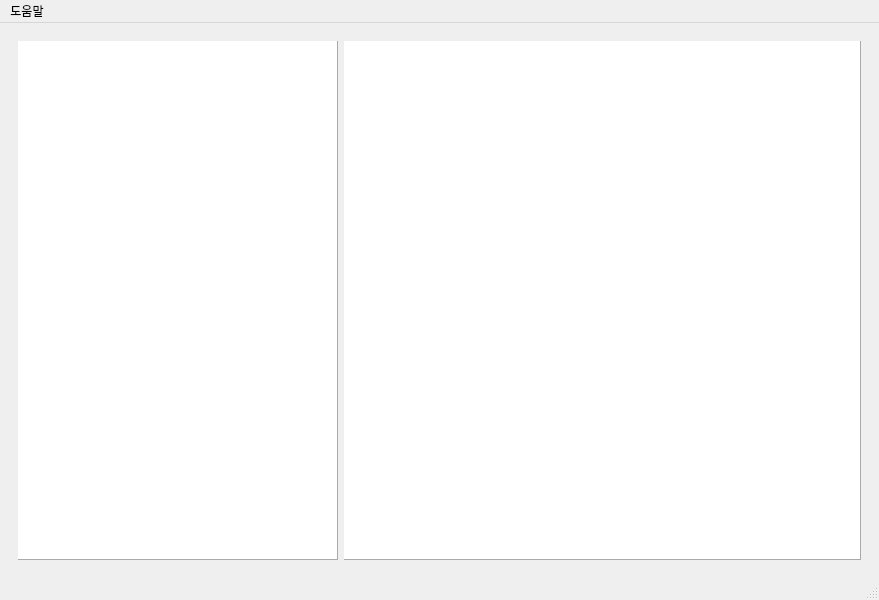
Old version of the form ImageViewerSW_0203/mainwindow.ui in the repository Jeong0809/Final_Project.
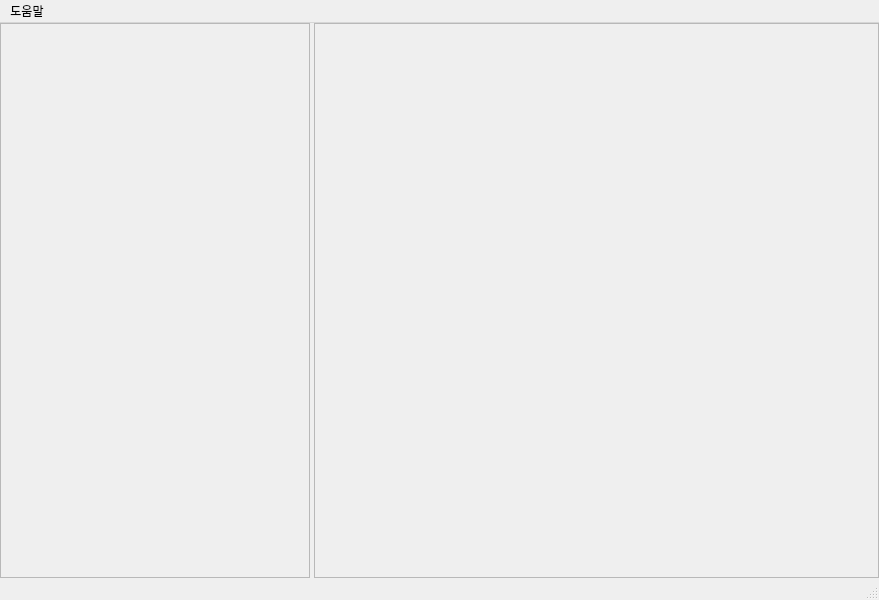
New version of the form.

Diff of the .ui file:
```diff
--- a/ImageViewerSW_0203/mainwindow.ui
+++ b/ImageViewerSW_0203/mainwindow.ui
@@ -20,8 +20,23 @@
    <string>Image Viewer</string>
   </property>
   <widget class="QWidget" name="centralwidget">
-   <layout class="QGridLayout" name="gridLayout">
-    <item row="0" column="0">
+   <layout class="QHBoxLayout" name="horizontalLayout_3">
+    <property name="spacing">
+     <number>4</number>
+    </property>
+    <property name="leftMargin">
+     <number>0</number>
+    </property>
+    <property name="topMargin">
+     <number>0</number>
+    </property>
+    <property name="rightMargin">
+     <number>0</number>
+    </property>
+    <property name="bottomMargin">
+     <number>0</number>
+    </property>
+    <item>
      <widget class="QStackedWidget" name="stackedWidget">
       <property name="frameShape">
        <enum>QFrame::NoFrame</enum>
@@ -44,37 +59,80 @@
        </layout>
       </widget>
       <widget class="QWidget" name="page_4">
-       <layout class="QGridLayout" name="gridLayout_3">
-        <item row="0" column="1">
-         <widget class="QFrame" name="frame_2">
-          <property name="styleSheet">
-           <string notr="true">background-color: rgb(255, 255, 255);</string>
-          </property>
-          <property name="frameShape">
-           <enum>QFrame::Panel</enum>
-          </property>
-          <property name="frameShadow">
-           <enum>QFrame::Raised</enum>
-          </property>
-         </widget>
-        </item>
+       <layout class="QGridLayout" name="gridLayout">
+        <property name="leftMargin">
+         <number>0</number>
+        </property>
+        <property name="topMargin">
+         <number>0</number>
+        </property>
+        <property name="rightMargin">
+         <number>0</number>
+        </property>
+        <property name="bottomMargin">
+         <number>0</number>
+        </property>
         <item row="0" column="0">
+         <widget class="QWidget" name="widget" native="true">
+          <layout class="QHBoxLayout" name="horizontalLayout_2">
+           <property name="leftMargin">
+            <number>0</number>
+           </property>
+           <property name="topMargin">
+            <number>0</number>
+           </property>
+           <property name="rightMargin">
+            <number>0</number>
+           </property>
+           <property name="bottomMargin">
+            <number>0</number>
+           </property>
+           <item>
+            <layout class="QHBoxLayout" name="horizontalLayout">
+             <property name="spacing">
+              <number>4</number>
+             </property>
+             <item>
          <widget class="QFrame" name="frame">
+               <property name="sizePolicy">
+                <sizepolicy hsizetype="Preferred" vsizetype="Preferred">
+                 <horstretch>0</horstretch>
+                 <verstretch>0</verstretch>
+                </sizepolicy>
+               </property>
+               <property name="minimumSize">
+                <size>
+                 <width>310</width>
+                 <height>0</height>
+                </size>
+               </property>
           <property name="maximumSize">
            <size>
-            <width>320</width>
+                 <width>310</width>
             <height>16777215</height>
            </size>
           </property>
-          <property name="styleSheet">
-           <string notr="true">background-color: rgb(255, 255, 255);</string>
-          </property>
+               <property name="frameShape">
+                <enum>QFrame::StyledPanel</enum>
+               </property>
+               <property name="frameShadow">
+                <enum>QFrame::Raised</enum>
+               </property>
+              </widget>
+             </item>
+             <item>
+              <widget class="QFrame" name="frame_2">
           <property name="frameShape">
-           <enum>QFrame::Panel</enum>
+                <enum>QFrame::StyledPanel</enum>
           </property>
           <property name="frameShadow">
            <enum>QFrame::Raised</enum>
           </property>
+              </widget>
+             </item>
+            </layout>
+           </item>
+          </layout>
          </widget>
         </item>
        </layout>
```
Left out of the diff: 15 changed lines with no effect on the pictures. Lines whose indentation alone changed are shown as unchanged.
